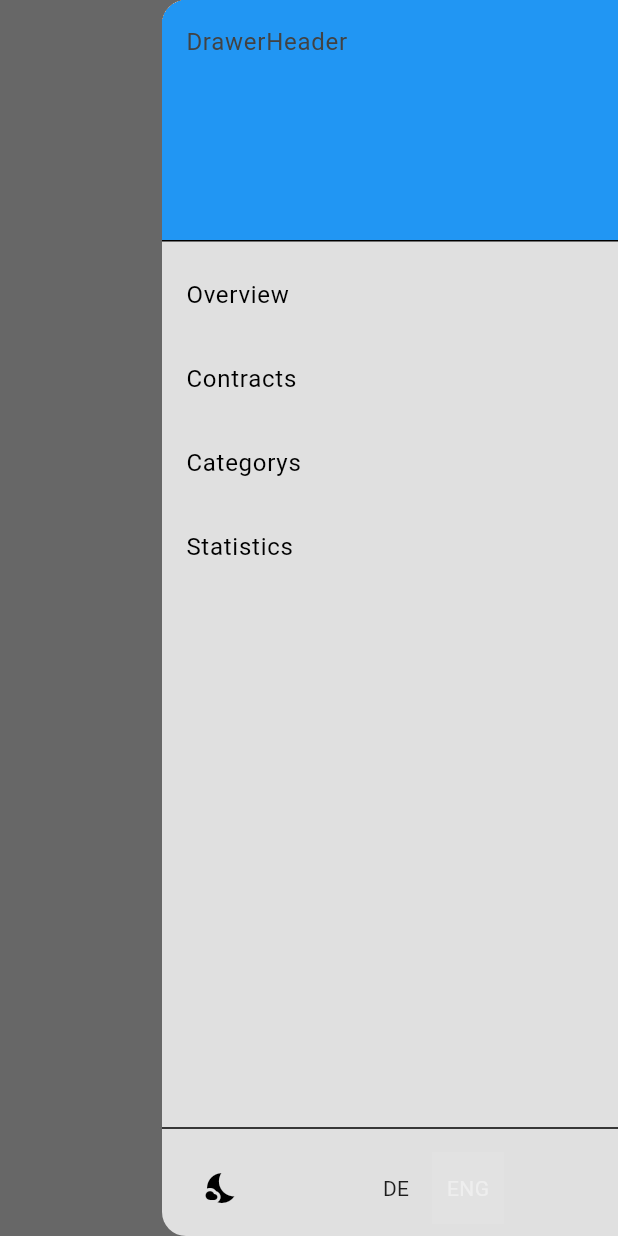
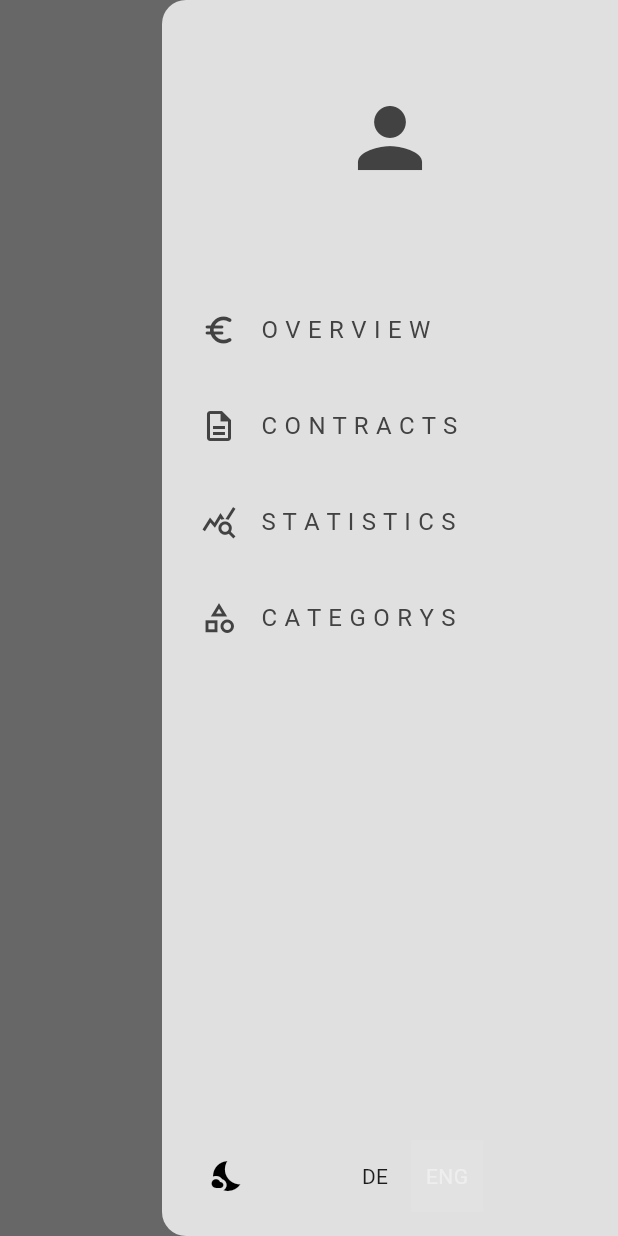
Before and after one commit to Astanto96/FixedFundsFlow, a Flutter app: the screen it shows after launch, with the side drawer open, on a phone screen of 412 x 824 dp. Run offline on Flutter 3.47's test engine with Material 3 defaults, Android fonts, the phone set to English and light mode, and no system bars; our stand-ins replace flutter_riverpod, riverpod.

Commit message:
Rework Menu Drawer

```diff
--- a/lib/pages/overview_page.dart
+++ b/lib/pages/overview_page.dart
@@ -1,6 +1,6 @@
 import 'package:fixedfundsflow/model/contract.dart';
 import 'package:fixedfundsflow/provider/contractslist_provider.dart';
-import 'package:fixedfundsflow/widgets/custom_overview_listtile.dart';
+import 'package:fixedfundsflow/widgets/overview_listtile.dart';
 import 'package:fixedfundsflow/widgets/menu_drawer.dart';
 import 'package:flutter/material.dart';
 import 'package:flutter_riverpod/flutter_riverpod.dart';
--- a/lib/widgets/menu_drawer.dart
+++ b/lib/widgets/menu_drawer.dart
@@ -1,18 +1,20 @@
 import 'package:fixedfundsflow/config/config.dart';
-import 'package:fixedfundsflow/provider/language_provider.dart';
-import 'package:fixedfundsflow/provider/theme_provider.dart';
+import 'package:fixedfundsflow/widgets/menu_drawer_bot_listtile.dart';
+import 'package:fixedfundsflow/widgets/menu_drawer_listtile.dart';
 import 'package:flutter/material.dart';
-import 'package:flutter_riverpod/flutter_riverpod.dart';
 
-class MenuDrawer extends ConsumerWidget {
+class MenuDrawer extends StatelessWidget {
   const MenuDrawer({super.key});
 
   @override
-  Widget build(BuildContext context, WidgetRef ref) {
-    final ThemeData theme = ref.watch(themeProvider);
-    final String language = ref.watch(languageProvider);
+  Widget build(BuildContext context) {
+    void goToRoute(String routeLocation) {
+      Navigator.pop(context);
+      Navigator.of(context).pushNamed(routeLocation);
+    }
 
-    return Drawer(
+    return SafeArea(
+      child: Drawer(
         backgroundColor: Theme.of(context).colorScheme.background,
         child: Column(
           children: [
@@ -20,73 +22,52 @@ class MenuDrawer extends ConsumerWidget {
               child: ListView(
                 padding: EdgeInsets.zero,
                 children: [
-                const DrawerHeader(
-                  decoration: BoxDecoration(color: Colors.blue),
-                  child: Text('DrawerHeader'),
+                  Container(
+                    padding: const EdgeInsets.symmetric(vertical: 60),
+                    child: Icon(
+                      Icons.person,
+                      color: Theme.of(context).colorScheme.inversePrimary,
+                      size: 64,
                     ),
-                ListTile(
-                  title: const Text('Overview'),
+                  ),
+                  MenuDrawerListTile(
+                    icon: Icons.euro_symbol_rounded,
+                    text: "O V E R V I E W",
                     onTap: () {
-                    Navigator.pop(context);
-                    Navigator.of(context).pushNamed(RouteLocation.overview);
+                      goToRoute(RouteLocation.overview);
                     },
                   ),
-                ListTile(
-                  title: const Text('Contracts'),
+                  MenuDrawerListTile(
+                    icon: Icons.description_outlined,
+                    text: "C O N T R A C T S",
                     onTap: () {
-                    Navigator.pop(context);
-                    Navigator.of(context).pushNamed(RouteLocation.contracts);
+                      goToRoute(RouteLocation.contracts);
                     },
                   ),
-                ListTile(
-                  title: const Text('Categorys'),
+                  MenuDrawerListTile(
+                    icon: Icons.query_stats,
+                    text: 'S T A T I S T I C S',
                     onTap: () {
-                    Navigator.pop(context);
-                    Navigator.of(context).pushNamed(RouteLocation.categorys);
+                      goToRoute(RouteLocation.statisticsPage);
                     },
                   ),
-                ListTile(
-                  title: const Text('Statistics'),
+                  MenuDrawerListTile(
+                    icon: Icons.category_outlined,
+                    text: "C A T E G O R Y S",
                     onTap: () {
-                    Navigator.pop(context);
-                    Navigator.of(context)
-                        .pushNamed(RouteLocation.statisticsPage);
+                      goToRoute(RouteLocation.categorys);
                     },
                   ),
                 ],
               ),
             ),
             // Toggle switches at the bottom
-          const Divider(),
-          ListTile(
-            leading: IconButton(
-              icon: Icon(theme.brightness == Brightness.dark
-                  ? Icons.sunny
-                  : Icons.nights_stay),
-              onPressed: () {
-                ref.read(themeProvider.notifier).toggleTheme();
-              },
-            ),
-            title: Center(
-              child: ToggleButtons(
-                renderBorder: false,
-                isSelected: [
-                  language == 'de',
-                  language == 'en',
-                ],
-                onPressed: (int index) {
-                  ref
-                      .read(languageProvider.notifier)
-                      .switchLanguage(index == 0 ? 'de' : 'eng');
-                },
-                children: const <Widget>[
-                  Text('DE'),
-                  Text('ENG'),
+            const Padding(
+              padding: EdgeInsets.symmetric(vertical: 16, horizontal: 20),
+              child: MenuDrawerBotListTile(),
+            )
           ],
         ),
-            ),
-          ),
-        ],
       ),
     );
   }
--- /dev/null
+++ b/lib/widgets/menu_drawer_bot_listtile.dart
@@ -0,0 +1,46 @@
+import 'package:fixedfundsflow/provider/language_provider.dart';
+import 'package:fixedfundsflow/provider/theme_provider.dart';
+import 'package:flutter/material.dart';
+import 'package:flutter_riverpod/flutter_riverpod.dart';
+
+class MenuDrawerBotListTile extends ConsumerWidget {
+  const MenuDrawerBotListTile({super.key});
+
+  @override
+  Widget build(BuildContext context, WidgetRef ref) {
+    final ThemeData theme = ref.watch(themeProvider);
+    final String language = ref.watch(languageProvider);
+
+    return Row(
+      children: [
+        IconButton(
+          icon: Icon(theme.brightness == Brightness.dark
+              ? Icons.sunny
+              : Icons.nights_stay),
+          onPressed: () {
+            ref.read(themeProvider.notifier).toggleTheme();
+          },
+        ),
+        Padding(
+          padding: const EdgeInsets.only(left: 50.0),
+          child: ToggleButtons(
+            renderBorder: false,
+            isSelected: [
+              language == 'de',
+              language == 'en',
+            ],
+            onPressed: (int index) {
+              ref
+                  .read(languageProvider.notifier)
+                  .switchLanguage(index == 0 ? 'de' : 'eng');
+            },
+            children: const <Widget>[
+              Text('DE'),
+              Text('ENG'),
+            ],
+          ),
+        ),
+      ],
+    );
+  }
+}
--- /dev/null
+++ b/lib/widgets/menu_drawer_listtile.dart
@@ -0,0 +1,30 @@
+import 'package:flutter/material.dart';
+
+class MenuDrawerListTile extends StatelessWidget {
+  final IconData icon;
+  final String text;
+  final void Function()? onTap;
+
+  MenuDrawerListTile(
+      {super.key, required this.icon, required this.text, required this.onTap});
+
+  @override
+  Widget build(BuildContext context) {
+    return Padding(
+      padding: const EdgeInsets.only(left: 10.0, top: 8.0),
+      child: ListTile(
+        leading: Icon(
+          icon,
+          color: Theme.of(context).colorScheme.inversePrimary,
+        ),
+        title: Text(
+          text,
+          style: TextStyle(
+            color: Theme.of(context).colorScheme.inversePrimary,
+          ),
+        ),
+        onTap: onTap,
+      ),
+    );
+  }
+}
```
Also changed, not shown: lib/widgets/overview_listtile.dart (renamed from lib/widgets/custom_overview_listtile.dart). Lines whose indentation alone changed are shown as unchanged.
